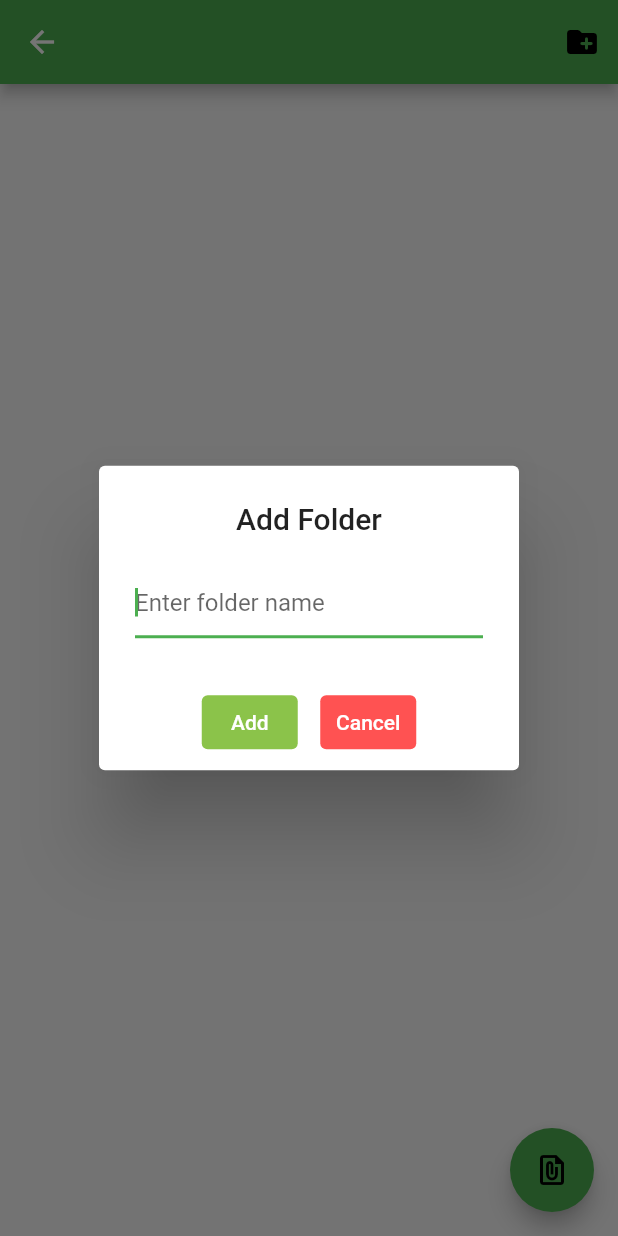
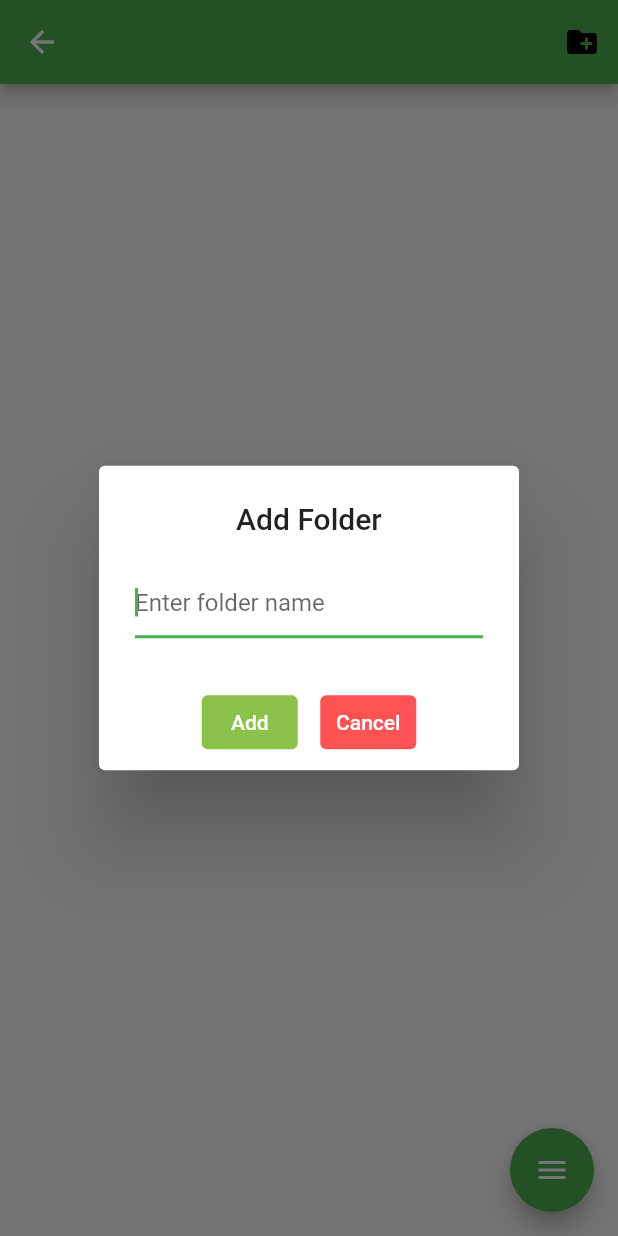
Before and after one commit to bashiryousufy/SSE3151_project, a Flutter app: the InnerFolder screen opened directly with empty values, after a tap on the "create new folder" icon, on a phone screen of 412 x 824 dp. Run offline on Flutter 3.47's test engine with Material 2 defaults, Android fonts, the phone set to English and light mode, and no system bars; drawn by our look-alikes of flutter_speed_dial; our stand-ins replace cloud_firestore, file_picker, firebase_auth, firebase_core, firebase_storage, geolocator and 5 more; missing offline and left inert: flutter_facebook_auth, flutter_pdfview, simpleprogressdialog; accounts and stored records are empty.

Commit message:
Fixed the floating action buttons

```diff
--- a/lib/Screens/inner_folder_screen.dart
+++ b/lib/Screens/inner_folder_screen.dart
@@ -1,6 +1,7 @@
 import 'dart:io';
 
 import 'package:flutter/material.dart';
+import 'package:flutter_speed_dial/flutter_speed_dial.dart';
 import 'package:path_provider/path_provider.dart';
 import 'package:project/Screens/document_details_screen.dart';
 import 'package:share_plus/share_plus.dart';
@@ -305,21 +306,26 @@ class InnerFolderState extends State<InnerFolder> {
         },
         itemCount: _folders.length,
       ),
-      floatingActionButton: FloatingActionButton(
-        onPressed: () {
-          showModalBottomSheet(
+      floatingActionButton: SpeedDial(
+        animatedIcon: AnimatedIcons.menu_close,
+        children: [
+          SpeedDialChild(
+              child: Icon(Icons.file_present),
+              label: 'Create Document',
+              onTap: () => showModalBottomSheet(
                   isScrollControlled: true,
                   context: context,
                   builder: (context) {
                     return DocumentDetailsScreen(
-                  folderPath: widget.filespath,
+                      folderPath: "",
                     );
-              });
-        },
-        child: Icon(
-          Icons.file_present,
-          color: Colors.black,
+                  })),
+          SpeedDialChild(
+            label: 'Create Folder',
+            child: Icon(Icons.create_new_folder_rounded),
+            onTap: () => _showAddFolderDialog(),
           ),
+        ],
       ),
     );
   }
```
Lines whose indentation alone changed are shown as unchanged.
